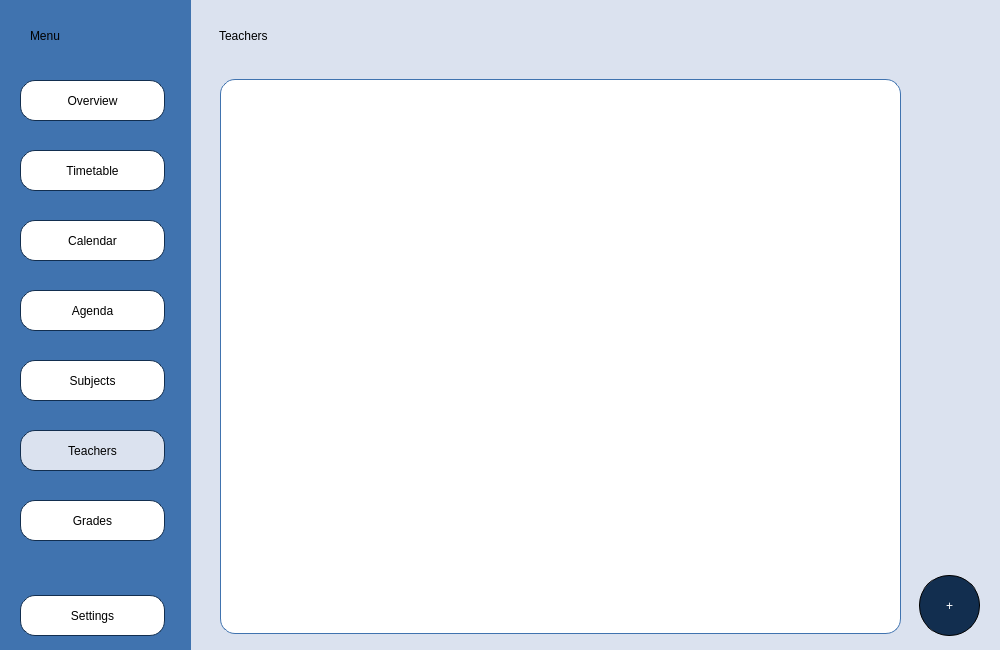
BeliaViktoria/Planner, file Planner/teachermain.ui: the form before one commit.
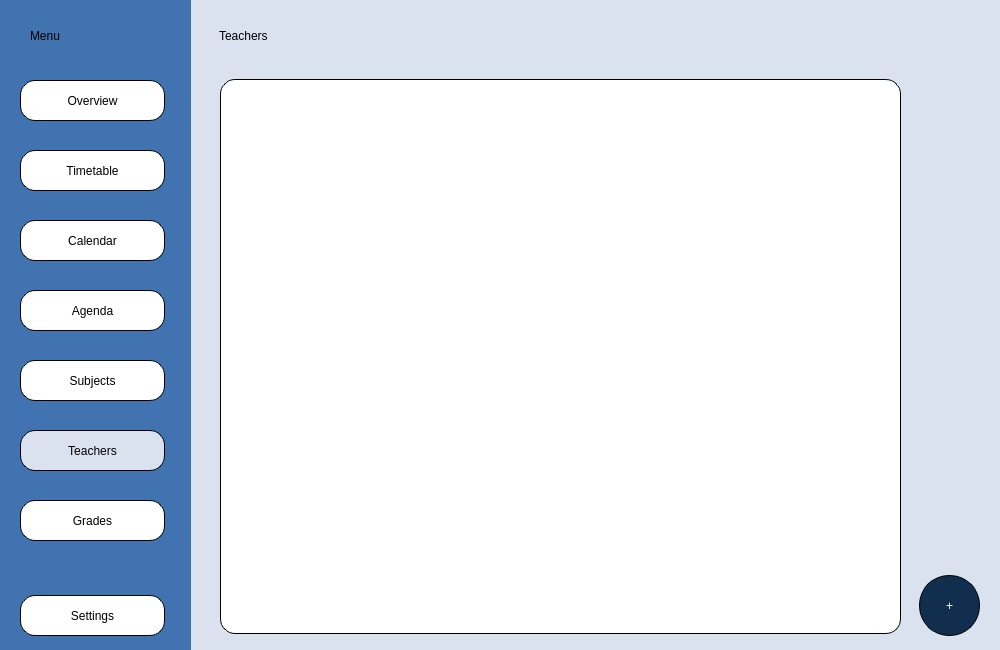
The form after the commit.

Commit message: Border Color

Patch:
```diff
--- a/Planner/teachermain.ui
+++ b/Planner/teachermain.ui
@@ -50,7 +50,7 @@
 border-radius: 15px;
 border-style: solid;
 border-width: 1px;
-border-color:rgb(64, 115, 175);</string>
+border-color:rgb(0, 0, 0);</string>
    </property>
   </widget>
   <widget class="QWidget" name="widget_Teachers" native="true">
@@ -152,7 +152,7 @@
 border-radius: 15px;
 border-style: solid;
 border-width: 1px;
-border-color:rgb(18, 46, 79);</string>
+border-color:rgb(0, 0, 0);</string>
     </property>
     <property name="text">
      <string>Overview</string>
@@ -174,7 +174,7 @@
 border-radius: 15px;
 border-style: solid;
 border-width: 1px;
-border-color:rgb(18, 46, 79);</string>
+border-color:rgb(0, 0, 0);</string>
     </property>
     <property name="text">
      <string>Timetable</string>
@@ -196,7 +196,7 @@
 border-radius: 15px;
 border-style: solid;
 border-width: 1px;
-border-color:rgb(18, 46, 79);</string>
+border-color:rgb(0, 0, 0);</string>
     </property>
     <property name="text">
      <string>Subjects</string>
@@ -218,7 +218,7 @@
 border-radius: 15px;
 border-style: solid;
 border-width: 1px;
-border-color:rgb(18, 46, 79);</string>
+border-color:rgb(0, 0, 0);</string>
     </property>
     <property name="text">
      <string>Teachers</string>
@@ -240,7 +240,7 @@
 border-radius: 15px;
 border-style: solid;
 border-width: 1px;
-border-color:rgb(18, 46, 79);</string>
+border-color:rgb(0, 0, 0);</string>
     </property>
     <property name="text">
      <string>Grades</string>
@@ -262,7 +262,7 @@
 border-radius: 15px;
 border-style: solid;
 border-width: 1px;
-border-color:rgb(18, 46, 79);</string>
+border-color:rgb(0, 0, 0);</string>
     </property>
     <property name="text">
      <string>Settings</string>
@@ -284,7 +284,7 @@
 border-radius: 15px;
 border-style: solid;
 border-width: 1px;
-border-color:rgb(18, 46, 79);</string>
+border-color:rgb(0, 0, 0);</string>
     </property>
     <property name="text">
      <string>Calendar</string>
@@ -306,7 +306,7 @@
 border-radius: 15px;
 border-style: solid;
 border-width: 1px;
-border-color:rgb(18, 46, 79);</string>
+border-color:rgb(0, 0, 0);</string>
     </property>
     <property name="text">
      <string>Agenda</string>
```
The commit also changes 20 other files.
